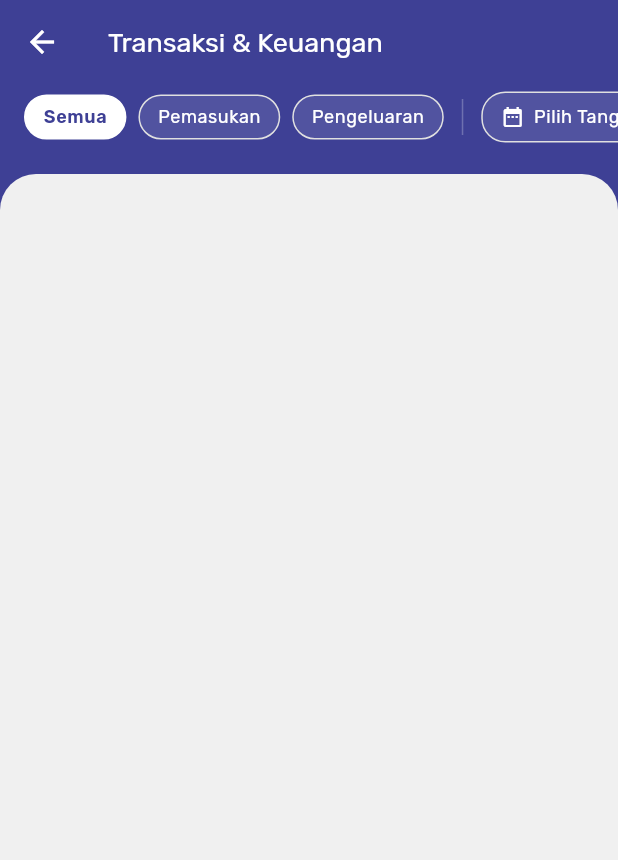
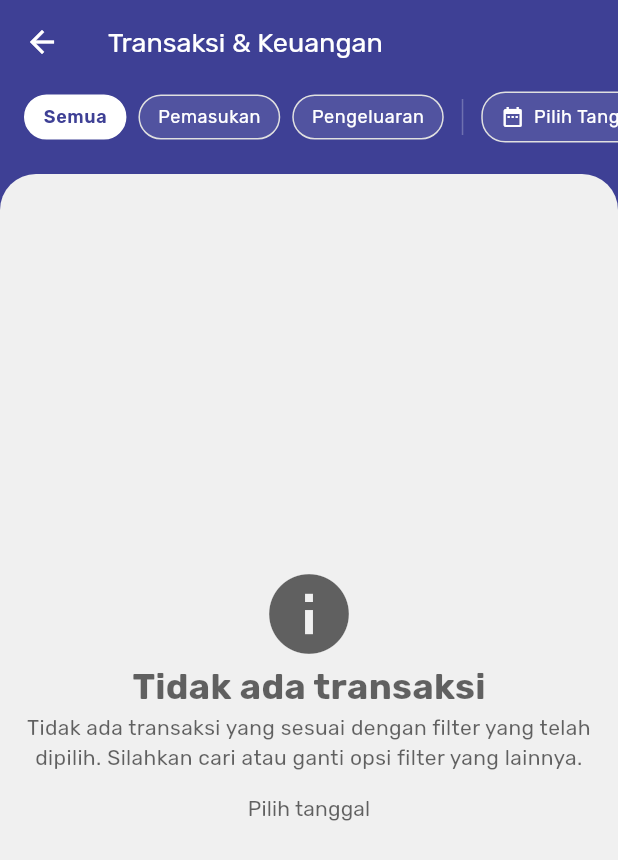
Before and after one commit to cakadi190/wifiber-jln, a Flutter app: the TransactionTab screen opened directly with empty values, on a phone screen of 412 x 824 dp. Shown: the top 860 px of the screen. Run offline on Flutter 3.47's test engine with Material 3 defaults, Android fonts, the phone set to English and light mode, and no system bars; our stand-ins replace flutter_secure_storage, google_fonts, jwt_decoder, package_info_plus, phosphor_flutter, remixicon and 1 more; accounts and stored records are empty; network calls fail.

Commit message:
feat: add datetime helper and improve transaction tab

```diff
--- a/lib/tabs/home/transaction_tab.dart
+++ b/lib/tabs/home/transaction_tab.dart
@@ -3,6 +3,7 @@ import 'package:provider/provider.dart';
 import 'package:wifiber/config/app_colors.dart';
 import 'package:wifiber/controllers/tabs/transaction_tab.dart';
 import 'package:wifiber/helpers/currency_helper.dart';
+import 'package:wifiber/helpers/datetime_helper.dart';
 import 'package:wifiber/models/transaction.dart';
 import 'package:wifiber/providers/transaction_provider.dart';
 
@@ -433,7 +434,55 @@ class TransactionTab extends StatelessWidget {
 
     return RefreshIndicator(
       onRefresh: () => controller.refreshTransactions(),
-      child: ListView.builder(
+      child: _buildTransactionList(context, transactions, provider),
+    );
+  }
+
+  Widget _buildTransactionList(
+    BuildContext context,
+    List<Transaction> transactions,
+    TransactionProvider provider,
+  ) {
+    if (transactions.isEmpty) {
+      return Center(
+        child: Padding(
+          padding: EdgeInsets.all(16),
+          child: Column(
+            mainAxisAlignment: MainAxisAlignment.center,
+            crossAxisAlignment: CrossAxisAlignment.center,
+            children: [
+              Icon(
+                Icons.info,
+                size: 64,
+                color: Colors.black.withValues(alpha: 0.6),
+              ),
+              Text(
+                "Tidak ada transaksi",
+                style: TextStyle(
+                  fontWeight: FontWeight.bold,
+                  fontSize: 24,
+                  color: Colors.black.withValues(alpha: 0.6),
+                ),
+              ),
+              Text(
+                "Tidak ada transaksi yang sesuai dengan filter yang telah dipilih. Silahkan cari atau ganti opsi filter yang lainnya.",
+                textAlign: TextAlign.center,
+                style: TextStyle(color: Colors.black.withValues(alpha: 0.6)),
+              ),
+              TextButton(
+                onPressed: () => _showDateFilterModal(context, provider),
+                child: Text(
+                  "Pilih tanggal",
+                  style: TextStyle(color: Colors.black.withValues(alpha: 0.6)),
+                ),
+              ),
+            ],
+          ),
+        ),
+      );
+    }
+
+    return ListView.builder(
       itemCount: transactions.length,
       itemBuilder: (_, i) {
         final tx = transactions[i];
@@ -455,7 +504,10 @@ class TransactionTab extends StatelessWidget {
               ),
             ),
           ),
-            title: Text("#${tx.id.toString()}"),
+          title: Text(
+            DateHelper.formatDate(tx.createdAt),
+            style: TextStyle(fontWeight: FontWeight.bold),
+          ),
           subtitle: Text(
             tx.description,
             maxLines: 1,
@@ -465,29 +517,35 @@ class TransactionTab extends StatelessWidget {
           onTap: () => _showTransactionDetailModal(context, tx),
         );
       },
-      ),
     );
   }
 
   Widget _buildErrorWidget(BuildContext context, String error) {
-    if (error.contains("401")) {
     return Center(
+      child: Padding(
+        padding: EdgeInsets.all(16),
         child: Column(
           mainAxisAlignment: MainAxisAlignment.center,
           children: [
+            Icon(color: Colors.red, Icons.warning, size: 64),
             Text(
-              "Sesi anda telah habis. Mohon autentikasikan diri anda kembali.",
+              "Ada Kesalahan!",
+              textAlign: TextAlign.center,
+              style: TextStyle(
+                fontWeight: FontWeight.bold,
+                fontSize: 24,
+                color: Colors.red,
               ),
+            ),
+            Text(error, textAlign: TextAlign.center),
             TextButton(
               onPressed: () => controller.logout(context),
-              child: Text("Logout"),
+              child: Text("Autentikasi ulang"),
             ),
           ],
         ),
+      ),
     );
-    }
-
-    return Center(child: Text("Ada kesalahan dari sistem. Mohon coba lagi."));
   }
 
   void _showTransactionDetailModal(
@@ -507,6 +565,7 @@ class TransactionTab extends StatelessWidget {
           right: 16,
           top: 16,
         ),
+        child: SingleChildScrollView(
           child: Column(
             mainAxisSize: MainAxisSize.min,
             crossAxisAlignment: CrossAxisAlignment.start,
@@ -567,6 +626,15 @@ class TransactionTab extends StatelessWidget {
                 Icons.attach_money,
                 color: transaction.type == 'income' ? Colors.green : Colors.red,
               ),
+              SizedBox(height: 16),
+
+              // Date
+              _buildDetailRow(
+                context,
+                'Tanggal',
+                DateHelper.formatDate(transaction.createdAt, format: 'full'),
+                Icons.calendar_month,
+              ),
               SizedBox(height: 32),
 
               // Close button
@@ -590,6 +658,7 @@ class TransactionTab extends StatelessWidget {
               ),
               SizedBox(height: 16),
             ],
+          ),
         ),
       ),
     );
--- a/pubspec.yaml
+++ b/pubspec.yaml
@@ -49,6 +49,7 @@ dependencies:
   phosphor_flutter: ^2.1.0
   remixicon: ^1.4.1
   font_awesome_flutter: ^10.8.0
+  intl: ^0.18.0
 
 dev_dependencies:
   flutter_test:
```
Also changed, not shown: lib/helpers/datetime_helper.dart (added, +166 -0 lines), lib/services/http_service.dart (+109 -5 lines), pubspec.lock. Lines whose indentation alone changed are shown as unchanged.
